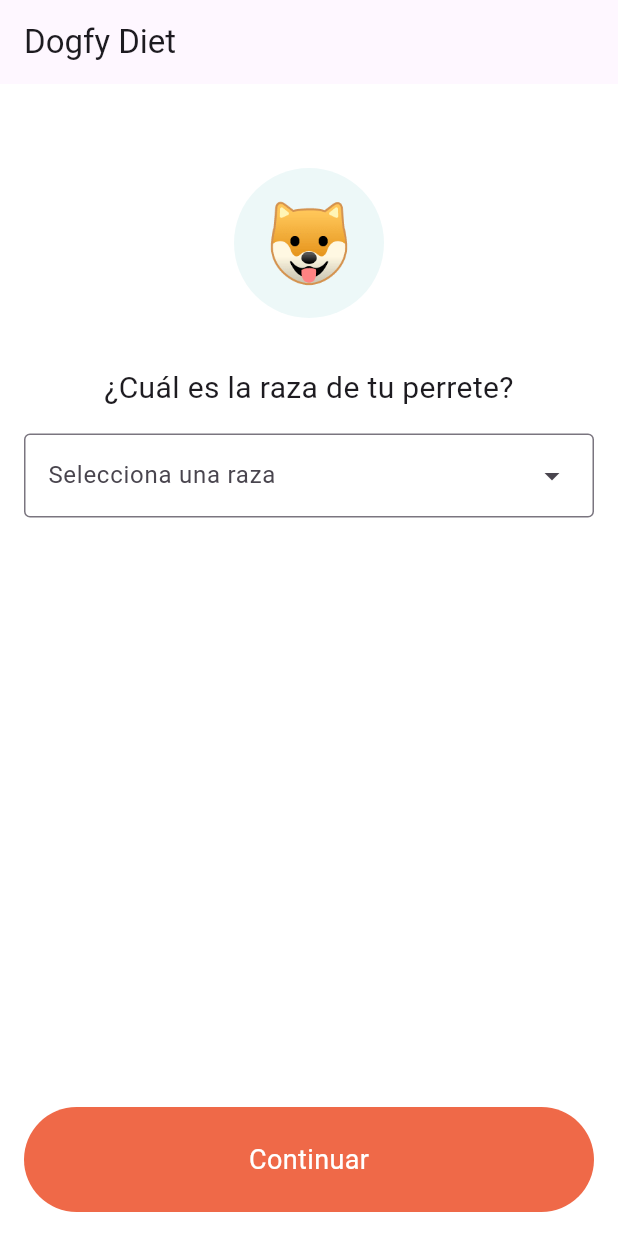
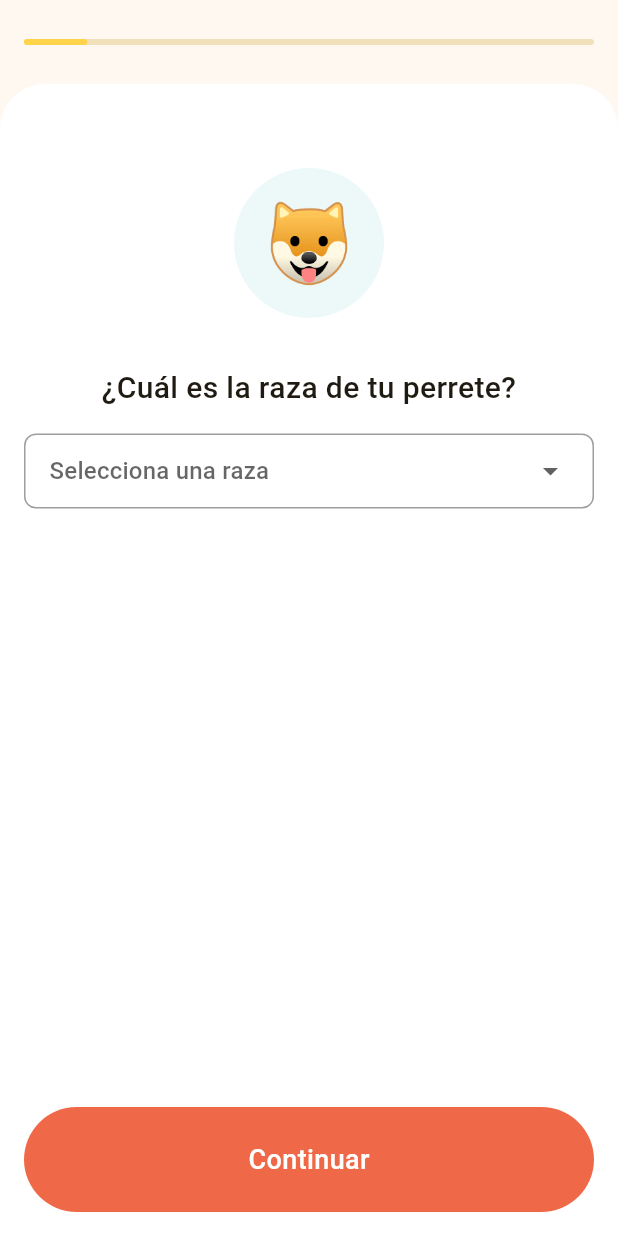
Before and after one commit to Xavi-PL/DogfyDietPruebaTecnica, a Flutter app: the screen it shows after launch, after a tap on "Continuar", on a phone screen of 412 x 824 dp. Run offline on Flutter 3.47's test engine with Material 3 defaults, Android fonts, the phone set to English and light mode, and no system bars; our stand-ins replace flutter_bloc.

Commit message:
First version of UI is ready

```diff
--- a/lib/core/utils/date_utilities.dart
+++ b/lib/core/utils/date_utilities.dart
@@ -14,4 +14,11 @@ class DateUtilities {
     final monthNames = getMonthNames();
     return monthNames.indexOf(month) + 1;
   }
+
+  static String? getMonthName(int? month) {
+    if (month == null) return null;
+
+    final monthNames = getMonthNames();
+    return monthNames[month - 1];
+  }
 }
--- a/lib/features/profile/domain/model/owner.dart
+++ b/lib/features/profile/domain/model/owner.dart
@@ -1,24 +1,29 @@
 // In order to draft an owner, one field must be defined no matter what the order,
 //this means that all fields can be null.
+
+enum Country { es, fr, it, de }
 
 class Owner {
   final String? name;
   final String? email;
   final String? phone;
+  final Country? country;
   final String? address;
 
-  const Owner({this.name, this.email, this.phone, this.address});
+  const Owner({this.name, this.email, this.phone, this.country, this.address});
 
   Owner copyWith({
     String? name,
     String? email,
     String? phone,
+    Country? country,
     String? address,
   }) {
     return Owner(
       name: name ?? this.name,
       email: email ?? this.email,
       phone: phone ?? this.phone,
+      country: country ?? this.country,
       address: address ?? this.address,
     );
   }
--- a/lib/features/profile/presentation/bloc/profile_bloc.dart
+++ b/lib/features/profile/presentation/bloc/profile_bloc.dart
@@ -17,6 +17,7 @@ class DogProfileBloc extends Bloc<DogProfileEvent, DogProfileState> {
     on<DogHasIllnessSet>(onDogHasIllnessSet);
     on<DogGastronomySet>(onDogGastronomySet);
     on<DogOwnerNameSet>(onDogOwnerNameSet);
+    on<DogOwnerCountrySet>(onDogOwnerCountrySet);
     on<DogOwnerPhoneSet>(onDogOwnerPhoneSet);
     on<DogOwnerEmailSet>(onDogOwnerEmailSet);
     on<DogOwnerAddressSet>(onDogOwnerAddressSet);
@@ -140,6 +141,19 @@ class DogProfileBloc extends Bloc<DogProfileEvent, DogProfileState> {
     );
   }
 
+  void onDogOwnerCountrySet(
+    DogOwnerCountrySet event,
+    Emitter<DogProfileState> emit,
+  ) {
+    emit(
+      state.copyWith(
+        dogProfile: state.dogProfile?.copyWith(
+          owner: state.dogProfile?.owner?.copyWith(country: event.ownerCountry),
+        ),
+      ),
+    );
+  }
+
   void onDogOwnerPhoneSet(
     DogOwnerPhoneSet event,
     Emitter<DogProfileState> emit,
--- a/lib/features/profile/presentation/bloc/profile_event.dart
+++ b/lib/features/profile/presentation/bloc/profile_event.dart
@@ -78,6 +78,11 @@ class DogOwnerNameSet extends DogProfileEvent {
   DogOwnerNameSet({required this.ownerName});
 }
 
+class DogOwnerCountrySet extends DogProfileEvent {
+  final Country ownerCountry;
+  DogOwnerCountrySet({required this.ownerCountry});
+}
+
 class DogOwnerPhoneSet extends DogProfileEvent {
   final String ownerPhone;
   DogOwnerPhoneSet({required this.ownerPhone});
--- a/lib/features/profile/presentation/bloc/profile_state.dart
+++ b/lib/features/profile/presentation/bloc/profile_state.dart
@@ -1,5 +1,6 @@
 import 'package:dogfy_diet_prueba_tecnica/features/profile/domain/model/breed.dart';
 import 'package:dogfy_diet_prueba_tecnica/features/profile/domain/model/dog_profile.dart';
+import 'package:dogfy_diet_prueba_tecnica/features/profile/domain/model/owner.dart';
 
 class DogProfileState {
   final int currentStep;
@@ -15,7 +16,7 @@ class DogProfileState {
   });
 
   factory DogProfileState.initial() => DogProfileState(
-    dogProfile: DogProfile(),
+    dogProfile: DogProfile(owner: Owner()),
     currentStep: 0,
     availableBreeds: const [
       Breed(name: 'Labrador', id: 1),
--- a/lib/features/profile/presentation/view/profile_wizard_screen.dart
+++ b/lib/features/profile/presentation/view/profile_wizard_screen.dart
@@ -1,6 +1,7 @@
 import 'package:dogfy_diet_prueba_tecnica/core/utils/date_utilities.dart';
 import 'package:dogfy_diet_prueba_tecnica/core/utils/input_utilities.dart';
 import 'package:dogfy_diet_prueba_tecnica/features/profile/domain/model/dog_profile.dart';
+import 'package:dogfy_diet_prueba_tecnica/features/profile/domain/model/owner.dart';
 import 'package:dogfy_diet_prueba_tecnica/features/profile/presentation/bloc/profile_bloc.dart';
 import 'package:dogfy_diet_prueba_tecnica/features/profile/presentation/bloc/profile_event.dart';
 import 'package:dogfy_diet_prueba_tecnica/features/profile/presentation/bloc/profile_state.dart';
@@ -53,12 +54,39 @@ class _DogProfileWizardScreenState extends State<DogProfileWizardScreen> {
         },
         child: BlocBuilder<DogProfileBloc, DogProfileState>(
           builder: (context, state) {
+            List<Widget> steps = buildSteps(context, state);
+
             return Scaffold(
-              appBar: AppBar(title: const Text('Dogfy Diet')),
-              backgroundColor: Colors.white,
-              body: PageView(
-                controller: _controller,
-                children: buildSteps(context, state),
+              appBar: AppBar(
+                title: LinearProgressIndicator(
+                  borderRadius: BorderRadius.circular(360),
+                  value: (state.currentStep + 1) / steps.length,
+                  color: const Color(0xffffd44a),
+                ),
+                leading: state.currentStep > 0
+                    ? IconButton(
+                        icon: const Icon(Icons.arrow_back),
+                        onPressed: () {
+                          BlocProvider.of<DogProfileBloc>(
+                            context,
+                          ).add(PreviousStep());
+                          _controller.previousPage(
+                            duration: const Duration(milliseconds: 250),
+                            curve: Curves.easeOut,
+                          );
+                        },
+                      )
+                    : null,
+              ),
+              body: Container(
+                decoration: BoxDecoration(
+                  color: Colors.white,
+                  borderRadius: BorderRadius.only(
+                    topLeft: Radius.circular(30),
+                    topRight: Radius.circular(30),
+                  ),
+                ),
+                child: PageView(controller: _controller, children: steps),
               ),
             );
           },
@@ -88,6 +116,7 @@ class _DogProfileWizardScreenState extends State<DogProfileWizardScreen> {
       title: '¿Cuál es la raza de tu perrete?',
       content: [
         ProfileBreedSelectorWidget(
+          selectedBreed: state.dogProfile?.breed,
           onBreedSelected: (breed) => BlocProvider.of<DogProfileBloc>(
             context,
           ).add(BreedSelected(breed: breed)),
@@ -106,6 +135,7 @@ class _DogProfileWizardScreenState extends State<DogProfileWizardScreen> {
           '¡Qué emoción! Estás a punto de mejorar la vida de tu perrete a través de una alimentación 100% natural.',
       content: [
         ProfileNameInputWidget(
+          name: state.dogProfile?.name ?? '',
           onNameChanged: (dogName) => BlocProvider.of<DogProfileBloc>(
             context,
           ).add(DogNameSet(dogName: dogName)),
@@ -174,6 +204,7 @@ class _DogProfileWizardScreenState extends State<DogProfileWizardScreen> {
       content: [
         ProfileDateDropdownWidget(
           hint: 'Año',
+          selectedValue: state.dogProfile?.birthYear,
           options: List.generate(
             DateTime.now().year - 2006 + 1,
             (index) => index + 2006,
@@ -185,6 +216,9 @@ class _DogProfileWizardScreenState extends State<DogProfileWizardScreen> {
         SizedBox(height: 16),
         ProfileDateDropdownWidget(
           hint: 'Mes',
+          selectedValue: DateUtilities.getMonthName(
+            state.dogProfile?.birthMonth,
+          ),
           options: DateUtilities.getMonthNames(),
           onDateSelected: (month) =>
               BlocProvider.of<DogProfileBloc>(context).add(
@@ -236,6 +270,7 @@ class _DogProfileWizardScreenState extends State<DogProfileWizardScreen> {
         ),
         SizedBox(height: 40),
         ProfileWeightInputWidget(
+          currentWeight: state.dogProfile?.weight,
           onWeightChanged: (weight) => BlocProvider.of<DogProfileBloc>(
             context,
           ).add(DogWeightSet(weight: weight)),
@@ -350,6 +385,7 @@ class _DogProfileWizardScreenState extends State<DogProfileWizardScreen> {
           '¡El menú especial para ${state.dogProfile?.name} está casi listo!',
       content: [
         ProfileInputTextWidget(
+          value: state.dogProfile?.owner?.name ?? '',
           icon: Icons.person,
           onChanged: (ownerName) => BlocProvider.of<DogProfileBloc>(
             context,
@@ -360,6 +396,7 @@ class _DogProfileWizardScreenState extends State<DogProfileWizardScreen> {
         ),
         SizedBox(height: 12),
         ProfileInputTextWidget(
+          value: state.dogProfile?.owner?.email ?? '',
           icon: Icons.email,
           onChanged: (ownerEmail) => BlocProvider.of<DogProfileBloc>(
             context,
@@ -375,17 +412,21 @@ class _DogProfileWizardScreenState extends State<DogProfileWizardScreen> {
               flex: 2,
               child: DropdownMenu(
                 dropdownMenuEntries: [
-                  DropdownMenuEntry(value: '+34', label: 'ES'),
-                  DropdownMenuEntry(value: '+33', label: 'FR'),
-                  DropdownMenuEntry(value: '+41', label: 'IT'),
-                  DropdownMenuEntry(value: '+49', label: 'GE'),
+                  DropdownMenuEntry(value: Country.es, label: 'ES'),
+                  DropdownMenuEntry(value: Country.fr, label: 'FR'),
+                  DropdownMenuEntry(value: Country.it, label: 'IT'),
+                  DropdownMenuEntry(value: Country.de, label: 'GE'),
                 ],
+                onSelected: (country) => BlocProvider.of<DogProfileBloc>(
+                  context,
+                ).add(DogOwnerCountrySet(ownerCountry: country!)),
               ),
             ),
             SizedBox(width: 12),
             Expanded(
               flex: 5,
               child: ProfileInputTextWidget(
+                value: state.dogProfile?.owner?.phone ?? '',
                 onChanged: (ownerPhone) => BlocProvider.of<DogProfileBloc>(
                   context,
                 ).add(DogOwnerPhoneSet(ownerPhone: ownerPhone)),
@@ -401,6 +442,7 @@ class _DogProfileWizardScreenState extends State<DogProfileWizardScreen> {
           children: [
             Expanded(
               child: ProfileInputTextWidget(
+                value: state.dogProfile?.owner?.address ?? '',
                 onChanged: (ownerAddress) => BlocProvider.of<DogProfileBloc>(
                   context,
                 ).add(DogOwnerAddressSet(ownerAddress: ownerAddress)),
--- a/lib/features/profile/presentation/view/profile_wizard_step.dart
+++ b/lib/features/profile/presentation/view/profile_wizard_step.dart
@@ -1,8 +1,10 @@
+import 'package:alert_info/alert_info.dart';
 import 'package:dogfy_diet_prueba_tecnica/features/profile/presentation/bloc/profile_bloc.dart';
 import 'package:dogfy_diet_prueba_tecnica/features/profile/presentation/bloc/profile_event.dart';
 import 'package:dogfy_diet_prueba_tecnica/features/profile/presentation/bloc/profile_state.dart';
 import 'package:dogfy_diet_prueba_tecnica/features/profile/presentation/widgets/profile_step_icon_widget.dart';
 import 'package:dogfy_diet_prueba_tecnica/features/profile/presentation/widgets/profile_step_next_button_widget.dart';
+import 'package:flutter/material.dart';
 import 'package:flutter/widgets.dart';
 import 'package:flutter_bloc/flutter_bloc.dart';
 
@@ -39,13 +41,16 @@ class DogProfileWizardStep extends StatelessWidget {
                 Center(
                   child: Text(
                     title,
-                    style: const TextStyle(fontSize: 20),
+                    style: const TextStyle(
+                      fontSize: 20,
+                      fontWeight: FontWeight.w500,
+                    ),
                     textAlign: TextAlign.center,
                   ),
                 ),
                 SizedBox(height: 16),
                 ...content,
-                if (description != null) SizedBox(height: 16),
+                if (description != null) SizedBox(height: 32),
                 if (description != null)
                   Container(
                     padding: EdgeInsets.all(16),
@@ -53,7 +58,13 @@ class DogProfileWizardStep extends StatelessWidget {
                       borderRadius: BorderRadius.circular(16),
                       color: Color(0xffedf8f8),
                     ),
-                    child: Text(description!, style: TextStyle(fontSize: 16)),
+                    child: Text(
+                      description!,
+                      style: TextStyle(
+                        fontSize: 13,
+                        fontWeight: FontWeight.w300,
+                      ),
+                    ),
                   ),
               ],
             ),
@@ -68,6 +79,15 @@ class DogProfileWizardStep extends StatelessWidget {
   void validateStep(BuildContext context) {
     if (state.isStepValid()) {
       BlocProvider.of<DogProfileBloc>(context).add(NextStep());
+    } else {
+      AlertInfo.show(
+        context: context,
+        padding: 96,
+        position: MessagePosition.bottom,
+        typeInfo: TypeInfo.error,
+        icon: Icons.error_rounded,
+        text: "Hay campos sin completar.",
+      );
     }
   }
 }
--- a/lib/features/profile/presentation/widgets/profile_breed_selector_widget.dart
+++ b/lib/features/profile/presentation/widgets/profile_breed_selector_widget.dart
@@ -4,30 +4,37 @@ import 'package:flutter/material.dart';
 class ProfileBreedSelectorWidget extends StatelessWidget {
   final List<Breed> availableBreeds;
   final Function(Breed) onBreedSelected;
+  final Breed? selectedBreed;
   const ProfileBreedSelectorWidget({
     super.key,
     required this.availableBreeds,
     required this.onBreedSelected,
+    this.selectedBreed,
   });
 
   @override
   Widget build(BuildContext context) {
-    return DropdownMenu(
-      hintText: "Selecciona una raza",
-      width: double.infinity,
-      inputDecorationTheme: const InputDecorationTheme(
-        border: OutlineInputBorder(),
+    return Container(
+      padding: const EdgeInsets.symmetric(horizontal: 16),
+      decoration: BoxDecoration(
+        border: Border.all(color: Colors.grey),
+        borderRadius: BorderRadius.circular(8),
       ),
-
-      alignmentOffset: const Offset(0, 8),
-      menuStyle: MenuStyle(
-        elevation: WidgetStatePropertyAll(5),
-        alignment: Alignment.bottomLeft, // forces menu below
+      child: DropdownButton<Breed>(
+        isExpanded: true,
+        underline: const SizedBox(),
+        value: selectedBreed,
+        hint: const Text('Selecciona una raza'),
+        menuMaxHeight: 200,
+        items: availableBreeds.map((breed) {
+          return DropdownMenuItem(value: breed, child: Text(breed.name));
+        }).toList(),
+        onChanged: (breed) {
+          if (breed != null) {
+            onBreedSelected(breed);
+          }
+        },
       ),
-      dropdownMenuEntries: availableBreeds
-          .map((breed) => DropdownMenuEntry(value: breed, label: breed.name))
-          .toList(),
-      onSelected: (breed) => onBreedSelected(breed!),
     );
   }
 }
--- a/lib/features/profile/presentation/widgets/profile_date_dropdown_widget.dart
+++ b/lib/features/profile/presentation/widgets/profile_date_dropdown_widget.dart
@@ -1,6 +1,7 @@
 import 'package:flutter/material.dart';
 
 class ProfileDateDropdownWidget<T> extends StatelessWidget {
+  final T? selectedValue;
   final List<T> options;
   final Function(T) onDateSelected;
   final String? hint;
@@ -8,29 +9,36 @@ class ProfileDateDropdownWidget<T> extends StatelessWidget {
     super.key,
     required this.options,
     required this.onDateSelected,
+    this.selectedValue,
     this.hint,
   });
 
   @override
   Widget build(BuildContext context) {
-    return DropdownMenu(
-      hintText: hint,
-      width: double.infinity,
-      inputDecorationTheme: const InputDecorationTheme(
-        border: OutlineInputBorder(),
+    return Container(
+      padding: const EdgeInsets.symmetric(horizontal: 16),
+      decoration: BoxDecoration(
+        border: Border.all(color: Colors.grey),
+        borderRadius: BorderRadius.circular(8),
       ),
-      menuStyle: MenuStyle(
-        elevation: WidgetStatePropertyAll(5),
-        alignment: Alignment.bottomLeft, // forces menu below
+      child: DropdownButton<T>(
+        value: selectedValue,
+        isExpanded: true,
+        hint: Text(hint ?? ''),
+        underline: const SizedBox(),
+        menuMaxHeight: 200,
+        items: options.map((option) {
+          return DropdownMenuItem(
+            value: option,
+            child: Text(option.toString()),
+          );
+        }).toList(),
+        onChanged: (option) {
+          if (option != null) {
+            onDateSelected(option);
+          }
+        },
       ),
-      alignmentOffset: const Offset(0, 8),
-      dropdownMenuEntries: options
-          .map(
-            (option) =>
-                DropdownMenuEntry(value: option, label: option.toString()),
-          )
-          .toList(),
-      onSelected: (option) => onDateSelected(option!),
     );
   }
 }
--- a/lib/features/profile/presentation/widgets/profile_input_text_widget.dart
+++ b/lib/features/profile/presentation/widgets/profile_input_text_widget.dart
@@ -1,7 +1,8 @@
 import 'package:flutter/material.dart';
 import 'package:flutter/services.dart';
 
-class ProfileInputTextWidget extends StatelessWidget {
+class ProfileInputTextWidget extends StatefulWidget {
+  final String value;
   final String label;
   final Function(String) onChanged;
   final TextInputType keyboardType;
@@ -13,6 +14,7 @@ class ProfileInputTextWidget extends StatelessWidget {
     super.key,
     required this.onChanged,
     required this.label,
+    required this.value,
     this.keyboardType = TextInputType.text,
     this.textCapitalization = TextCapitalization.sentences,
     this.inputFormatters = const [],
@@ -20,16 +22,57 @@ class ProfileInputTextWidget extends StatelessWidget {
   });
 
   @override
+  State<ProfileInputTextWidget> createState() => _ProfileInputTextWidgetState();
+}
+
+class _ProfileInputTextWidgetState extends State<ProfileInputTextWidget> {
+  late final TextEditingController _controller;
+  late final FocusNode _focusNode;
+
+  @override
+  void initState() {
+    super.initState();
+    _controller = TextEditingController(text: widget.value);
+    _focusNode = FocusNode();
+  }
+
+  @override
+  void didUpdateWidget(covariant ProfileInputTextWidget oldWidget) {
+    super.didUpdateWidget(oldWidget);
+    if (oldWidget.value != widget.value && _controller.text != widget.value) {
+      final selection = _controller.selection;
+      _controller.value = TextEditingValue(
+        text: widget.value,
+        selection: selection.copyWith(
+          baseOffset: widget.value.length.clamp(0, widget.value.length),
+          extentOffset: widget.value.length.clamp(0, widget.value.length),
+        ),
+      );
+    }
+  }
+
+  @override
+  void dispose() {
+    _controller.dispose();
+    _focusNode.dispose();
+    super.dispose();
+  }
+
+  @override
   Widget build(BuildContext context) {
     return TextField(
-      keyboardType: keyboardType,
-      inputFormatters: inputFormatters,
-      textCapitalization: textCapitalization,
-      onChanged: onChanged,
+      onTapOutside: (event) {
+        FocusManager.instance.primaryFocus?.unfocus();
+      },
+      controller: _controller,
+      keyboardType: widget.keyboardType,
+      inputFormatters: widget.inputFormatters,
+      textCapitalization: widget.textCapitalization,
+      onChanged: (value) => widget.onChanged(value),
       decoration: InputDecoration(
         border: OutlineInputBorder(),
-        label: Text(label),
-        prefixIcon: icon != null ? Icon(icon) : null,
+        label: Text(widget.label),
+        prefixIcon: widget.icon != null ? Icon(widget.icon) : null,
       ),
     );
   }
--- a/lib/features/profile/presentation/widgets/profile_name_input_widget.dart
+++ b/lib/features/profile/presentation/widgets/profile_name_input_widget.dart
@@ -5,9 +5,14 @@ import 'package:flutter/material.dart';
 import 'package:flutter_bloc/flutter_bloc.dart';
 
 class ProfileNameInputWidget extends StatelessWidget {
+  final String name;
   final Function(String) onNameChanged;
 
-  const ProfileNameInputWidget({super.key, required this.onNameChanged});
+  const ProfileNameInputWidget({
+    super.key,
+    required this.onNameChanged,
+    required this.name,
+  });
 
   @override
   Widget build(BuildContext context) {
@@ -28,6 +33,7 @@ class ProfileNameInputWidget extends StatelessWidget {
           SizedBox(width: 16),
           Expanded(
             child: ProfileInputTextWidget(
+              value: name,
               onChanged: onNameChanged,
               label: 'Mi perrhijo se llama...',
               keyboardType: TextInputType.name,
--- a/lib/features/profile/presentation/widgets/profile_step_next_button_widget.dart
+++ b/lib/features/profile/presentation/widgets/profile_step_next_button_widget.dart
@@ -11,14 +11,21 @@ class ProfileStepNextButtonWidget extends StatelessWidget {
       borderRadius: BorderRadius.all(Radius.circular(360)),
       clipBehavior: Clip.antiAliasWithSaveLayer,
       child: InkWell(
-        onTap: onPressed,
+        onTap: () {
+          FocusManager.instance.primaryFocus?.unfocus();
+          onPressed();
+        },
         child: SizedBox(
           height: 70,
           width: double.infinity,
           child: Center(
             child: Text(
               "Continuar",
-              style: TextStyle(color: Colors.white, fontSize: 18),
+              style: TextStyle(
+                color: Colors.white,
+                fontSize: 18,
+                fontWeight: FontWeight.w500,
+              ),
             ),
           ),
         ),
--- a/lib/features/profile/presentation/widgets/profile_weight_input_widget.dart
+++ b/lib/features/profile/presentation/widgets/profile_weight_input_widget.dart
@@ -1,3 +1,4 @@
+import 'package:dogfy_diet_prueba_tecnica/features/profile/presentation/widgets/profile_input_text_widget.dart';
 import 'package:flutter/material.dart';
 import 'package:flutter/services.dart';
 
@@ -22,17 +23,15 @@ class ProfileWeightInputWidget extends StatelessWidget {
         const SizedBox(height: 20),
         SizedBox(
           width: MediaQuery.of(context).size.width * 0.5,
-          child: TextField(
+          child: ProfileInputTextWidget(
             keyboardType: TextInputType.number,
             inputFormatters: [
               FilteringTextInputFormatter.deny(',', replacementString: '.'),
-              FilteringTextInputFormatter.allow(RegExp(r'(^\d*\.?\d{0,2})')),
+              FilteringTextInputFormatter.digitsOnly,
             ],
             onChanged: (weight) => onWeightChanged(double.parse(weight)),
-            decoration: InputDecoration(
-              border: OutlineInputBorder(),
-              label: Text('Kilogramos (kg)'),
-            ),
+            label: 'Kilogramos (kg)',
+            value: currentWeight?.toString() ?? '',
           ),
         ),
       ],
--- a/lib/main.dart
+++ b/lib/main.dart
@@ -14,8 +14,10 @@ class MyApp extends StatelessWidget {
   Widget build(BuildContext context) {
     return MaterialApp(
       title: 'Flutter Demo',
-
-      theme: ThemeData(colorScheme: .fromSeed(seedColor: Colors.deepPurple)),
+      theme: ThemeData(
+        useMaterial3: true,
+        colorScheme: ColorScheme.fromSeed(seedColor: Color(0xffffd44a)),
+      ),
       home: DogProfileWizardScreen(),
     );
   }
--- a/pubspec.yaml
+++ b/pubspec.yaml
@@ -38,6 +38,7 @@ dependencies:
   provider: ^6.1.5+1
   hive: ^2.2.3
   intl: ^0.20.2
+  alert_info: ^0.0.8
 
 dev_dependencies:
   flutter_test:
```
Also changed, not shown: pubspec.lock.
